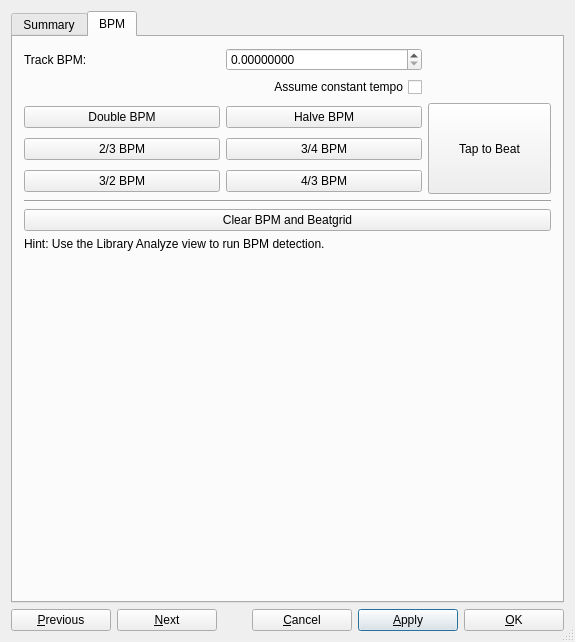
Above: src/library/dlgtrackinfo.ui from mixxxdj/mixxx before the change. Below: the same form after it.
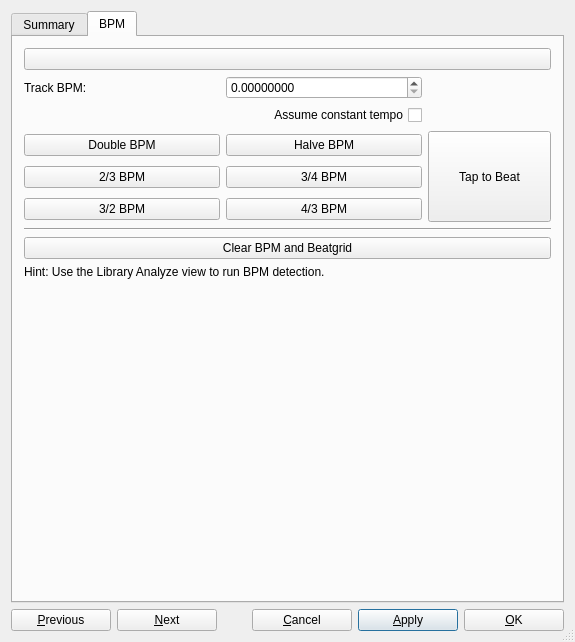
That is the form after the change. The open tabs and pages were chosen to show the change.

Commit message: DlgTrackInfo: add BPM lock toggle to BPM tab

What changed in the file:
```diff
--- a/src/library/dlgtrackinfo.ui
+++ b/src/library/dlgtrackinfo.ui
@@ -732,6 +732,13 @@
        <string>BPM</string>
       </attribute>
       <layout class="QVBoxLayout" name="verticalLayout_4">
+       <item>
+        <widget class="QPushButton" name="bpmLock">
+         <property name="toolTip">
+          <string>Lock or unlock the BPM and beatgrid for this track.</string>
+         </property>
+        </widget>
+       </item>
        <item>
         <layout class="QHBoxLayout" name="horizontalLayout_4">
          <item>
```
The commit also changes 2 other files.
